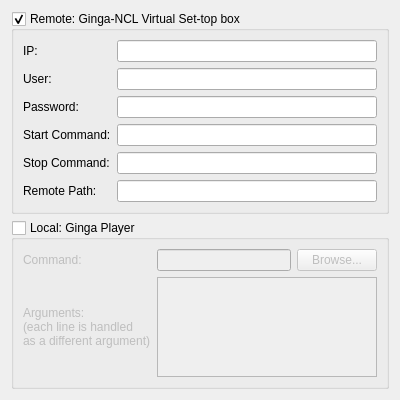
Old version of the form src/gui/ui/RunGingaConfig.ui in the repository TeleMidia/nclcomposer.
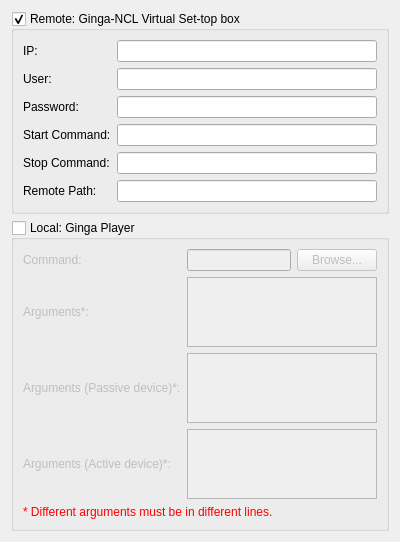
New version of the form.

Commit message:
maint: Passive/active arguments in the preferences.
* src/gui/src/ComposerMainWindow.cpp: Likewise.
* src/gui/src/RunGingaConfig.cpp: Likewise.
* src/gui/ui/RunGingaConfig.ui: Likewise.

```diff
--- a/src/gui/ui/RunGingaConfig.ui
+++ b/src/gui/ui/RunGingaConfig.ui
@@ -7,7 +7,7 @@
     <x>0</x>
     <y>0</y>
     <width>400</width>
-    <height>400</height>
+    <height>517</height>
    </rect>
   </property>
   <property name="focusPolicy">
@@ -152,12 +152,13 @@
      <layout class="QHBoxLayout" name="horizontalLayout">
       <item>
        <layout class="QGridLayout" name="gridLayout">
+        <item row="4" column="1" colspan="2">
+         <widget class="QPlainTextEdit" name="plainTextEdit_local_passive_args"/>
+        </item>
         <item row="3" column="0">
          <widget class="QLabel" name="label_local_Args">
           <property name="text">
-           <string>Arguments: 
-(each line is handled 
-as a different argument)</string>
+           <string>Arguments*:</string>
           </property>
          </widget>
         </item>
@@ -168,13 +169,6 @@
           </property>
          </widget>
         </item>
-        <item row="1" column="1">
-         <widget class="QLineEdit" name="lineEdit_local_Command">
-          <property name="text">
-           <string/>
-          </property>
-         </widget>
-        </item>
         <item row="1" column="2">
          <widget class="QPushButton" name="pushButton_Browse">
           <property name="enabled">
@@ -186,12 +180,46 @@
          </widget>
         </item>
         <item row="3" column="1" colspan="2">
-         <widget class="QPlainTextEdit" name="plainTextEdit_local_Args">
+         <widget class="QPlainTextEdit" name="plainTextEdit_local_args">
           <property name="plainText">
            <string/>
           </property>
          </widget>
         </item>
+        <item row="1" column="1">
+         <widget class="QLineEdit" name="lineEdit_local_Command">
+          <property name="text">
+           <string/>
+          </property>
+         </widget>
+        </item>
+        <item row="5" column="0">
+         <widget class="QLabel" name="label_9">
+          <property name="text">
+           <string>Arguments (Active device)*:</string>
+          </property>
+         </widget>
+        </item>
+        <item row="4" column="0">
+         <widget class="QLabel" name="label_8">
+          <property name="text">
+           <string>Arguments (Passive device)*:</string>
+          </property>
+         </widget>
+        </item>
+        <item row="6" column="0" colspan="3">
+         <widget class="QLabel" name="label_10">
+          <property name="styleSheet">
+           <string notr="true">color: rgb(255, 0, 0)</string>
+          </property>
+          <property name="text">
+           <string>* Different arguments must be in different lines.</string>
+          </property>
+         </widget>
+        </item>
+        <item row="5" column="1" colspan="2">
+         <widget class="QPlainTextEdit" name="plainTextEdit_local_active_args"/>
+        </item>
        </layout>
       </item>
      </layout>
```
The commit also changes 2 other files.
